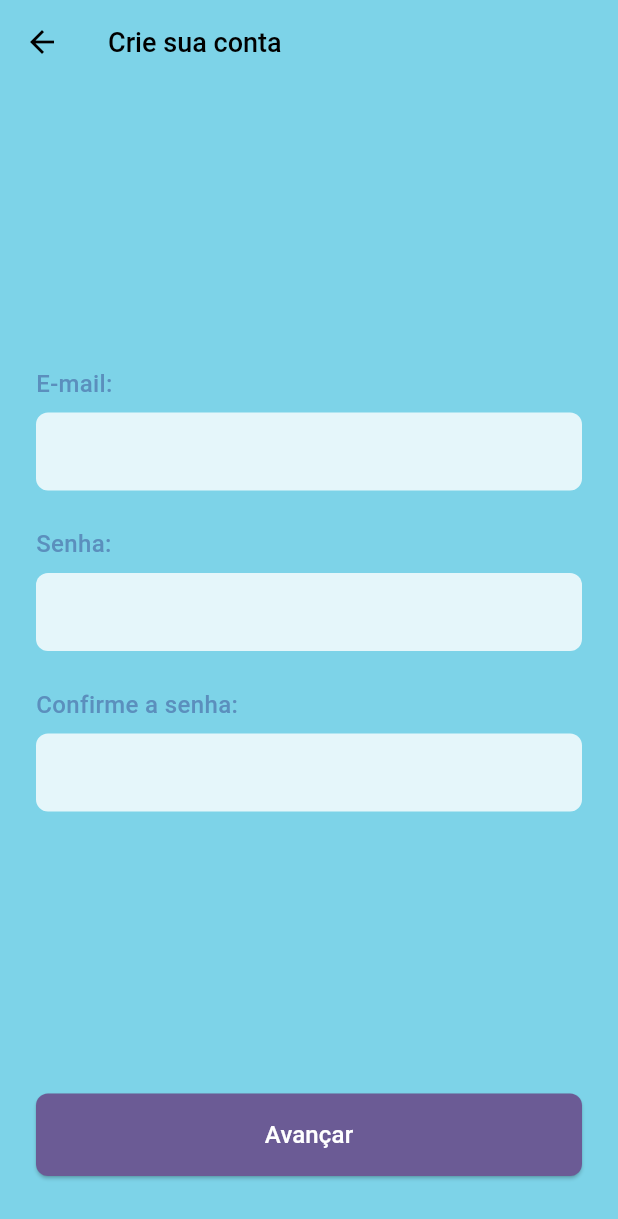
After one commit to BrennoMaGon/Olha-o-Role, a Flutter app: the CreateAccountScreen screen opened directly, on a phone screen of 412 x 824 dp. The commit adds this screen. Shown: the top 1219 px of the screen. Run offline on Flutter 3.47's test engine with Material 3 defaults, Android fonts, the phone set to English and light mode, and no system bars; our stand-ins replace image_picker.

Commit message:
Login, Cadastro1

```diff
--- /dev/null
+++ b/lib/Create_account.dart
@@ -0,0 +1,211 @@
+import 'package:flutter/material.dart';
+
+void main() {
+  runApp(const MyApp());
+}
+
+class MyApp extends StatelessWidget {
+  const MyApp({Key? key}) : super(key: key);
+
+  @override
+  Widget build(BuildContext context) {
+    return MaterialApp(
+      title: 'Criar Conta',
+      theme: ThemeData(
+        primarySwatch: Colors.blue,
+      ),
+      home: const CreateAccountScreen(),
+      debugShowCheckedModeBanner: false,
+    );
+  }
+}
+
+class CreateAccountScreen extends StatefulWidget {
+  const CreateAccountScreen({Key? key}) : super(key: key);
+
+  @override
+  State<CreateAccountScreen> createState() => _CreateAccountScreenState();
+}
+
+class _CreateAccountScreenState extends State<CreateAccountScreen> {
+  final _emailController = TextEditingController();
+  final _passwordController = TextEditingController();
+  final _confirmPasswordController = TextEditingController();
+
+  @override
+  void dispose() {
+    _emailController.dispose();
+    _passwordController.dispose();
+    _confirmPasswordController.dispose();
+    super.dispose();
+  }
+
+  @override
+  Widget build(BuildContext context) {
+    return Scaffold(
+      backgroundColor: const Color(0xFF7DD3E8),
+      appBar: AppBar(
+        backgroundColor: const Color(0xFF7DD3E8),
+        elevation: 0,
+        leading: IconButton(
+          icon: const Icon(Icons.arrow_back, color: Colors.black),
+          onPressed: () {
+            Navigator.of(context).pop();
+          },
+        ),
+        title: const Text(
+          'Crie sua conta',
+          style: TextStyle(
+            color: Colors.black,
+            fontSize: 18,
+            fontWeight: FontWeight.w500,
+          ),
+        ),
+        centerTitle: false,
+      ),
+      body: Padding(
+        padding: const EdgeInsets.symmetric(horizontal: 24.0),
+        child: Column(
+          mainAxisAlignment: MainAxisAlignment.center,
+          children: [
+            const Spacer(),
+            // Campo E-mail
+            Column(
+              crossAxisAlignment: CrossAxisAlignment.start,
+              children: [
+                const Text(
+                  'E-mail:',
+                  style: TextStyle(
+                    color: Color(0xFF5B8FBD),
+                    fontSize: 16,
+                    fontWeight: FontWeight.w500,
+                  ),
+                ),
+                const SizedBox(height: 8),
+                TextField(
+                  controller: _emailController,
+                  decoration: InputDecoration(
+                    filled: true,
+                    fillColor: Colors.white.withOpacity(0.8),
+                    border: OutlineInputBorder(
+                      borderRadius: BorderRadius.circular(8),
+                      borderSide: BorderSide.none,
+                    ),
+                    contentPadding: const EdgeInsets.symmetric(
+                      horizontal: 16,
+                      vertical: 14,
+                    ),
+                  ),
+                  keyboardType: TextInputType.emailAddress,
+                ),
+              ],
+            ),
+            const SizedBox(height: 24),
+            // Campo Senha
+            Column(
+              crossAxisAlignment: CrossAxisAlignment.start,
+              children: [
+                const Text(
+                  'Senha:',
+                  style: TextStyle(
+                    color: Color(0xFF5B8FBD),
+                    fontSize: 16,
+                    fontWeight: FontWeight.w500,
+                  ),
+                ),
+                const SizedBox(height: 8),
+                TextField(
+                  controller: _passwordController,
+                  obscureText: true,
+                  decoration: InputDecoration(
+                    filled: true,
+                    fillColor: Colors.white.withOpacity(0.8),
+                    border: OutlineInputBorder(
+                      borderRadius: BorderRadius.circular(8),
+                      borderSide: BorderSide.none,
+                    ),
+                    contentPadding: const EdgeInsets.symmetric(
+                      horizontal: 16,
+                      vertical: 14,
+                    ),
+                  ),
+                ),
+              ],
+            ),
+            const SizedBox(height: 24),
+            // Campo Confirme a senha
+            Column(
+              crossAxisAlignment: CrossAxisAlignment.start,
+              children: [
+                const Text(
+                  'Confirme a senha:',
+                  style: TextStyle(
+                    color: Color(0xFF5B8FBD),
+                    fontSize: 16,
+                    fontWeight: FontWeight.w500,
+                  ),
+                ),
+                const SizedBox(height: 8),
+                TextField(
+                  controller: _confirmPasswordController,
+                  obscureText: true,
+                  decoration: InputDecoration(
+                    filled: true,
+                    fillColor: Colors.white.withOpacity(0.8),
+                    border: OutlineInputBorder(
+                      borderRadius: BorderRadius.circular(8),
+                      borderSide: BorderSide.none,
+                    ),
+                    contentPadding: const EdgeInsets.symmetric(
+                      horizontal: 16,
+                      vertical: 14,
+                    ),
+                  ),
+                ),
+              ],
+            ),
+            const Spacer(),
+            // Botão Avançar
+            SizedBox(
+              width: double.infinity,
+              child: ElevatedButton(
+                onPressed: () {
+                  // Lógica para criar conta
+                  if (_passwordController.text ==
+                      _confirmPasswordController.text) {
+                    // Processar criação da conta
+                    print('Email: ${_emailController.text}');
+                    print('Senha: ${_passwordController.text}');
+                  } else {
+                    ScaffoldMessenger.of(context).showSnackBar(
+                      const SnackBar(
+                        content: Text('As senhas não coincidem!'),
+                      ),
+                    );
+                  }
+                },
+                style: ElevatedButton.styleFrom(
+                  backgroundColor: const Color(0xFF6B5B95),
+                  padding: const EdgeInsets.symmetric(vertical: 16),
+                  shape: RoundedRectangleBorder(
+                    borderRadius: BorderRadius.circular(8),
+                  ),
+                ),
+                child: const Text(
+                  'Avançar',
+                  style: TextStyle(
+                    color: Colors.white,
+                    fontSize: 16,
+                    fontWeight: FontWeight.w500,
+                  ),
+                ),
+              ),
+            ),
+            const SizedBox(height: 40),
+          ],
+        ),
+      ),
+    );
+  }
+
+}
--- a/lib/Main Flutter.dart
+++ b/lib/Main Flutter.dart
@@ -51,7 +51,7 @@ class LoginScreen extends StatelessWidget {
                     mainAxisAlignment: MainAxisAlignment.center,
                     children: [
                       // Profile avatar
-                      Image(image: AssetImage('assets/images/avatar.png'), width: 120, height: 120),
+                      Image(image: AssetImage('Assets\Logo\LogoAlfa.jpg'), width: 120, height: 120),
 
                       const SizedBox(height: 60),
 
--- a/pubspec.yaml
+++ b/pubspec.yaml
@@ -34,6 +34,7 @@ dependencies:
   # The following adds the Cupertino Icons font to your application.
   # Use with the CupertinoIcons class for iOS style icons.
   cupertino_icons: ^1.0.8
+  image_picker: ^1.2.0
 
 dev_dependencies:
   flutter_test:
```
Also changed, not shown: lib/Create_account2.dart (added, +239 -0 lines), Assets/Logo/LogoAlfa.jpg (added), pubspec.lock, 5 other files.
